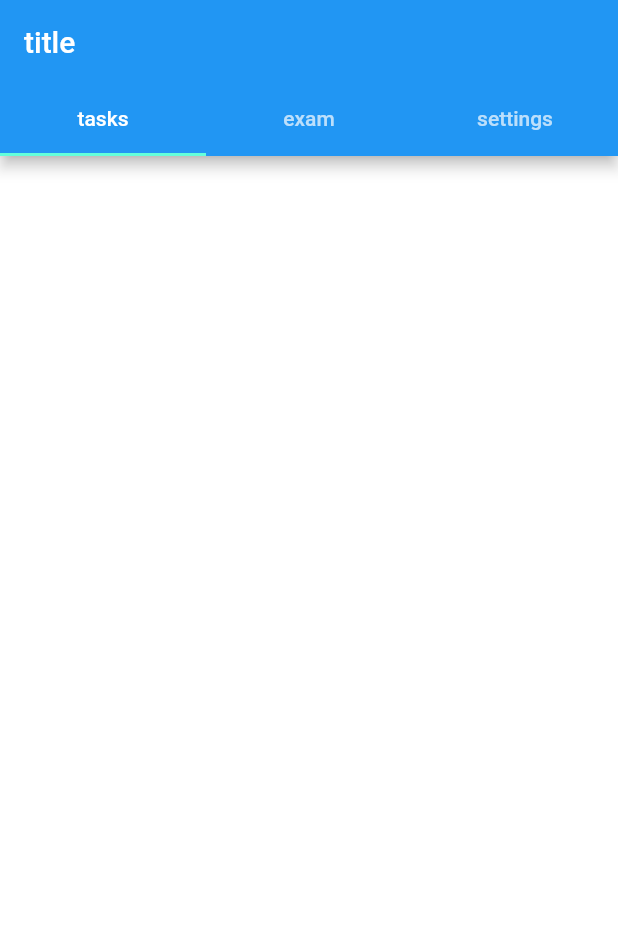
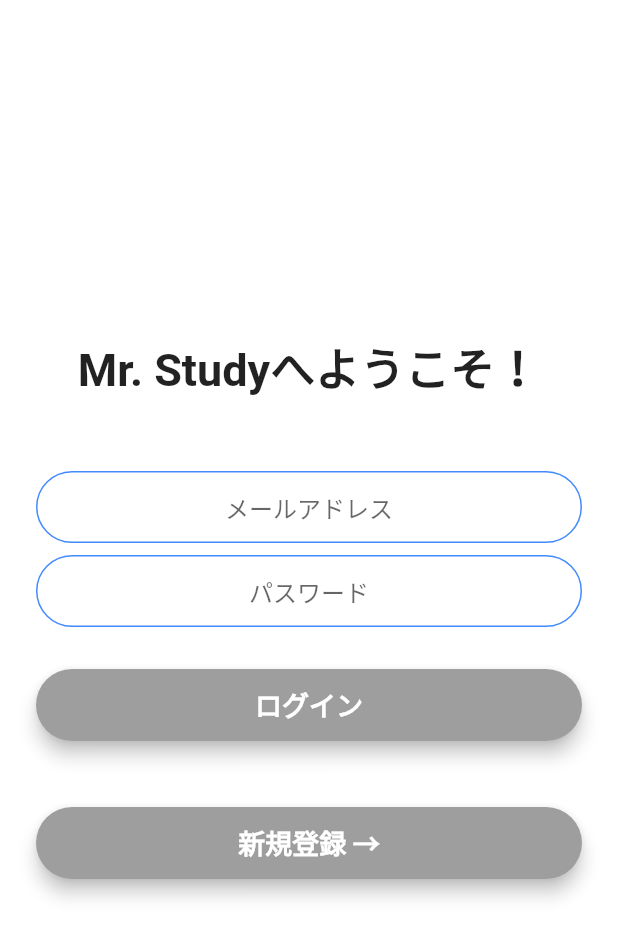
Before and after one commit to yutakana23/flutter_team10, a Flutter app: the screen it shows after launch, on a phone screen of 412 x 824 dp. Shown: the top 938 px of the screen. Run offline on Flutter 3.47's test engine with Material 2 defaults, Android fonts, the phone set to English and light mode, and no system bars; drawn by our look-alikes of modal_progress_hud_nsn; our stand-ins replace cloud_firestore, firebase_auth, firebase_core; accounts and stored records are empty.

Commit message:
ログイン・ユーザー情報管理の実装

```diff
--- /dev/null
+++ b/lib/components/rounded_button.dart
@@ -0,0 +1,40 @@
+import 'package:flutter/material.dart';
+
+class RoundedButton extends StatelessWidget {
+  RoundedButton({
+    required this.title,
+    required this.color,
+    required this.onPressed,
+    this.enable = true,
+  });
+
+  final Color color;
+  final String title;
+  final Function() onPressed;
+  final bool enable;
+
+  @override
+  Widget build(BuildContext context) {
+    return Padding(
+      padding: EdgeInsets.symmetric(vertical: 16.0),
+      child: Material(
+        elevation: 5.0,
+        color: enable ? color : Colors.grey,
+        borderRadius: BorderRadius.circular(30.0),
+        child: MaterialButton(
+          onPressed: enable ? onPressed : null,
+          minWidth: 200.0,
+          height: 42.0,
+          child: Text(
+            title,
+            style: TextStyle(
+              color: Colors.white,
+              fontSize: 18,
+              fontWeight: FontWeight.bold,
+            ),
+          ),
+        ),
+      ),
+    );
+  }
+}
--- /dev/null
+++ b/lib/constants.dart
@@ -0,0 +1,35 @@
+import 'package:flutter/material.dart';
+
+const kSendButtonTextStyle = TextStyle(
+  color: Colors.lightBlueAccent,
+  fontWeight: FontWeight.bold,
+  fontSize: 18.0,
+);
+
+const kMessageTextFieldDecoration = InputDecoration(
+  contentPadding: EdgeInsets.symmetric(vertical: 10.0, horizontal: 20.0),
+  hintText: 'Type your message here...',
+  border: InputBorder.none,
+);
+
+const kMessageContainerDecoration = BoxDecoration(
+  border: Border(
+    top: BorderSide(color: Colors.lightBlueAccent, width: 2.0),
+  ),
+);
+
+const kTextFieldDecoration = InputDecoration(
+  hintText: 'Enter a value',
+  contentPadding: EdgeInsets.symmetric(vertical: 10.0, horizontal: 20.0),
+  border: OutlineInputBorder(
+    borderRadius: BorderRadius.all(Radius.circular(32.0)),
+  ),
+  enabledBorder: OutlineInputBorder(
+    borderSide: BorderSide(color: Colors.blueAccent, width: 1.0),
+    borderRadius: BorderRadius.all(Radius.circular(32.0)),
+  ),
+  focusedBorder: OutlineInputBorder(
+    borderSide: BorderSide(color: Colors.blueAccent, width: 2.0),
+    borderRadius: BorderRadius.all(Radius.circular(32.0)),
+  ),
+);
--- a/lib/main.dart
+++ b/lib/main.dart
@@ -1,8 +1,8 @@
+import 'package:firebase_core/firebase_core.dart';
 import 'package:flutter/material.dart';
+import 'package:mr_study/screens/registration_screen.dart';
+import 'package:mr_study/screens/login_screen.dart';
 import 'package:mr_study/screens/tabs_screen.dart';
-import 'package:mr_study/screens/tasks_screen.dart';
-import 'package:mr_study/screens/exams_screen.dart';
-import 'package:mr_study/screens/settings_screen.dart';
 import 'package:mr_study/screens/welcome_screen.dart';
 
 void main() {
@@ -14,15 +14,17 @@ class MyApp extends StatelessWidget {
   @override
   Widget build(BuildContext context) {
     return MaterialApp(
-      theme: ThemeData.dark().copyWith(
+      theme: ThemeData.light().copyWith(
         //全体で行うことを設定としてはじめに定義
         primaryColor: Colors.blue,
         scaffoldBackgroundColor: Colors.white,
       ),
-      initialRoute: TabsScreen.id,
+      initialRoute: LoginScreen.id,
       routes: {
         WelcomeScreen.id: (context) => WelcomeScreen(),
+        LoginScreen.id: (context) => LoginScreen(),
         TabsScreen.id: (context) => TabsScreen(),
+        RegistrationScreen.id: (context) => RegistrationScreen(),
       },
     );
   }
--- /dev/null
+++ b/lib/screens/login_screen.dart
@@ -0,0 +1,118 @@
+import 'package:firebase_core/firebase_core.dart';
+import 'package:flutter/material.dart';
+import 'package:firebase_auth/firebase_auth.dart';
+import 'package:modal_progress_hud_nsn/modal_progress_hud_nsn.dart';
+import 'package:mr_study/components/rounded_button.dart';
+import 'package:mr_study/constants.dart';
+import 'package:mr_study/screens/registration_screen.dart';
+import 'package:mr_study/screens/tabs_screen.dart';
+
+class LoginScreen extends StatefulWidget {
+  static const String id = 'login_screen';
+  @override
+  _LoginScreenState createState() => _LoginScreenState();
+}
+
+class _LoginScreenState extends State<LoginScreen> {
+  bool showSpinner = false;
+  FirebaseAuth? _auth;
+  String? email;
+  String? password;
+
+  void initializeFlutterFire() async {
+    await Firebase.initializeApp();
+    _auth = FirebaseAuth.instance;
+  }
+
+  @override
+  void initState() {
+    initializeFlutterFire();
+    super.initState();
+  }
+
+  @override
+  Widget build(BuildContext context) {
+    return Scaffold(
+      backgroundColor: Colors.white,
+      body: ModalProgressHUD(
+        inAsyncCall: showSpinner,
+        child: Padding(
+          padding: EdgeInsets.symmetric(horizontal: 24.0),
+          child: Column(
+            mainAxisAlignment: MainAxisAlignment.center,
+            crossAxisAlignment: CrossAxisAlignment.stretch,
+            children: <Widget>[
+              Text(
+                'Mr. Studyへようこそ！',
+                style: TextStyle(
+                  fontSize: 30,
+                  fontWeight: FontWeight.bold,
+                ),
+                textAlign: TextAlign.center,
+              ),
+              SizedBox(
+                height: 48.0,
+              ),
+              TextField(
+                keyboardType: TextInputType.emailAddress,
+                textAlign: TextAlign.center,
+                onChanged: (value) {
+                  email = value;
+                },
+                decoration: kTextFieldDecoration.copyWith(hintText: 'メールアドレス'),
+              ),
+              SizedBox(
+                height: 8.0,
+              ),
+              TextField(
+                obscureText: true,
+                textAlign: TextAlign.center,
+                onChanged: (value) {
+                  password = value;
+                },
+                decoration: kTextFieldDecoration.copyWith(hintText: 'パスワード'),
+              ),
+              SizedBox(
+                height: 12.0,
+              ),
+              RoundedButton(
+                title: 'ログイン',
+                color: Colors.lightBlueAccent,
+                enable: _auth != null,
+                onPressed: () async {
+                  setState(() {
+                    showSpinner = true;
+                  });
+                  try {
+                    final userCredential = await _auth!.signInWithEmailAndPassword(
+                        email: email!, password: password!);
+                    if (userCredential.user != null) {
+                      Navigator.pushNamed(context, TabsScreen.id);
+                    }
+
+                  } catch (e) {
+                    print(e);
+                  }
+                  setState(() {
+                    showSpinner = false;
+                  });
+                },
+              ),
+              SizedBox(
+                height: 12.0,
+              ),
+              RoundedButton(
+                title: '新規登録 →',
+                color: Colors.blueAccent,
+                enable: _auth != null,
+                onPressed: ()  {
+                  Navigator.pushNamed(context, RegistrationScreen.id);
+                },
+              )
+            ],
+          ),
+        ),
+      ),
+    );
+  }
+}
--- a/lib/screens/welcome_screen.dart
+++ b/lib/screens/welcome_screen.dart
@@ -2,8 +2,6 @@ import 'package:flutter/material.dart';
 import 'package:mr_study/screens/tabs_screen.dart';
 
 class WelcomeScreen extends StatelessWidget {
-  const WelcomeScreen({Key? key}) : super(key: key);
-
   static const String id = 'welcome_screen';
 
   @override
--- a/pubspec.yaml
+++ b/pubspec.yaml
@@ -13,6 +13,9 @@ dependencies:
   cupertino_icons: ^1.0.2
   firebase_core: ^1.3.0
   firebase_auth: ^2.0.0
+  cloud_firestore: ^2.3.0
+
+  modal_progress_hud_nsn: ^0.1.0-nullsafety-1
 
 dev_dependencies:
   flutter_test:
```
Also changed, not shown: lib/screens/registration_screen.dart (added, +186 -0 lines), lib/screens/settings_screen.dart (+68 -24 lines), pubspec.lock, 24 other files.
